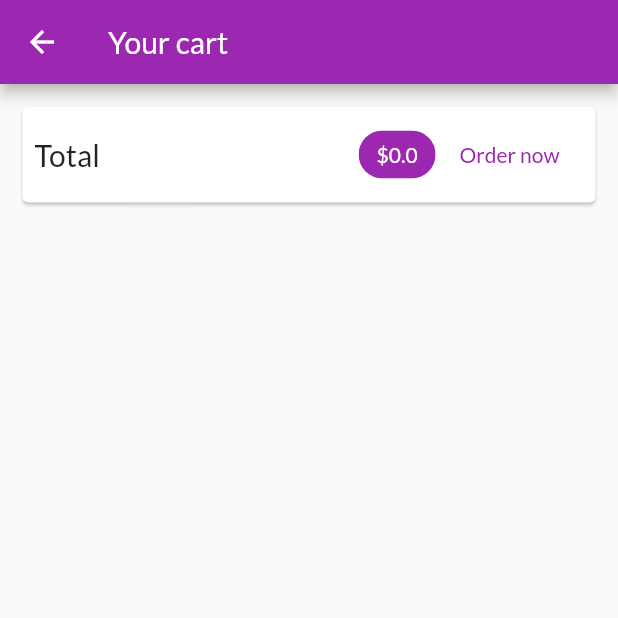
After one commit to Deep27/ShopApp, a Flutter app: the CartScreen screen opened by its route, on a phone screen of 412 x 824 dp, the top half of it. The commit adds this screen. Run offline on Flutter 3.47's test engine with Material 2 defaults, Android fonts, the phone set to English and light mode, and no system bars; network calls fail.

Commit message:
Added Cart screen.

```diff
--- a/lib/main.dart
+++ b/lib/main.dart
@@ -2,6 +2,7 @@ import 'package:flutter/material.dart';
 import 'package:provider/provider.dart';
 import 'package:shop_app/providers/cart.dart';
 import 'package:shop_app/providers/products.dart';
+import 'package:shop_app/screens/cart_screen.dart';
 import 'package:shop_app/screens/product_detail_screen.dart';
 import 'package:shop_app/screens/products_overview_screen.dart';
 
@@ -27,6 +28,7 @@ class MyApp extends StatelessWidget {
         home: ProductsOverviewScreen(),
         routes: {
           ProductDetailScreen.routeName: (ctx) => ProductDetailScreen(),
+          CartScreen.routeName: (ctx) => CartScreen(),
         },
       ),
     );
--- a/lib/providers/cart.dart
+++ b/lib/providers/cart.dart
@@ -8,6 +8,10 @@ class Cart with ChangeNotifier {
   }
 
   int get itemCount => _items.length;
+
+  double get totalAmount => _items.entries
+      .map((e) => e.value.price * e.value.quantity)
+      .fold(0.0, (curr, next) => curr + next);
 
   void addItem(String productId, double price, String title) {
     if (_items.containsKey(productId)) {
--- /dev/null
+++ b/lib/screens/cart_screen.dart
@@ -0,0 +1,52 @@
+import 'package:flutter/material.dart';
+import 'package:provider/provider.dart';
+import 'package:shop_app/providers/cart.dart';
+
+class CartScreen extends StatelessWidget {
+  static const routeName = '/cart-screen';
+
+  @override
+  Widget build(BuildContext context) {
+    final cart = Provider.of<Cart>(context);
+
+    return Scaffold(
+      appBar: AppBar(
+        title: const Text('Your cart'),
+      ),
+      body: Column(
+        children: <Widget>[
+          Card(
+            margin: const EdgeInsets.all(15),
+            child: Padding(
+              padding: const EdgeInsets.all(8),
+              child: Row(
+                mainAxisAlignment: MainAxisAlignment.spaceBetween,
+                children: <Widget>[
+                  const Text(
+                    'Total',
+                    style: const TextStyle(fontSize: 20),
+                  ),
+                  Spacer(),
+                  Chip(
+                    label: Text(
+                      '\$${cart.totalAmount}',
+                      style: TextStyle(
+                          color:
+                              Theme.of(context).primaryTextTheme.title.color),
+                    ),
+                    backgroundColor: Theme.of(context).primaryColor,
+                  ),
+                  FlatButton(
+                    child: const Text('Order now'),
+                    onPressed: () {},
+                    textColor: Theme.of(context).primaryColor,
+                  )
+                ],
+              ),
+            ),
+          ),
+        ],
+      ),
+    );
+  }
+}
--- a/lib/screens/products_overview_screen.dart
+++ b/lib/screens/products_overview_screen.dart
@@ -3,6 +3,7 @@ import 'package:provider/provider.dart';
 
 import 'package:shop_app/main.dart';
 import 'package:shop_app/providers/cart.dart';
+import 'package:shop_app/screens/cart_screen.dart';
 import 'package:shop_app/widgets/badge_widget.dart';
 
 import 'package:shop_app/widgets/product/products_grid_widget.dart';
@@ -50,7 +51,7 @@ class _ProductsOverviewScreenState extends State<ProductsOverviewScreen> {
             ),
             child: IconButton(
               icon: const Icon(Icons.shopping_cart),
-              onPressed: () {},
+              onPressed: () => Navigator.of(context).pushNamed(CartScreen.routeName),
             ),
           ),
         ],
```
